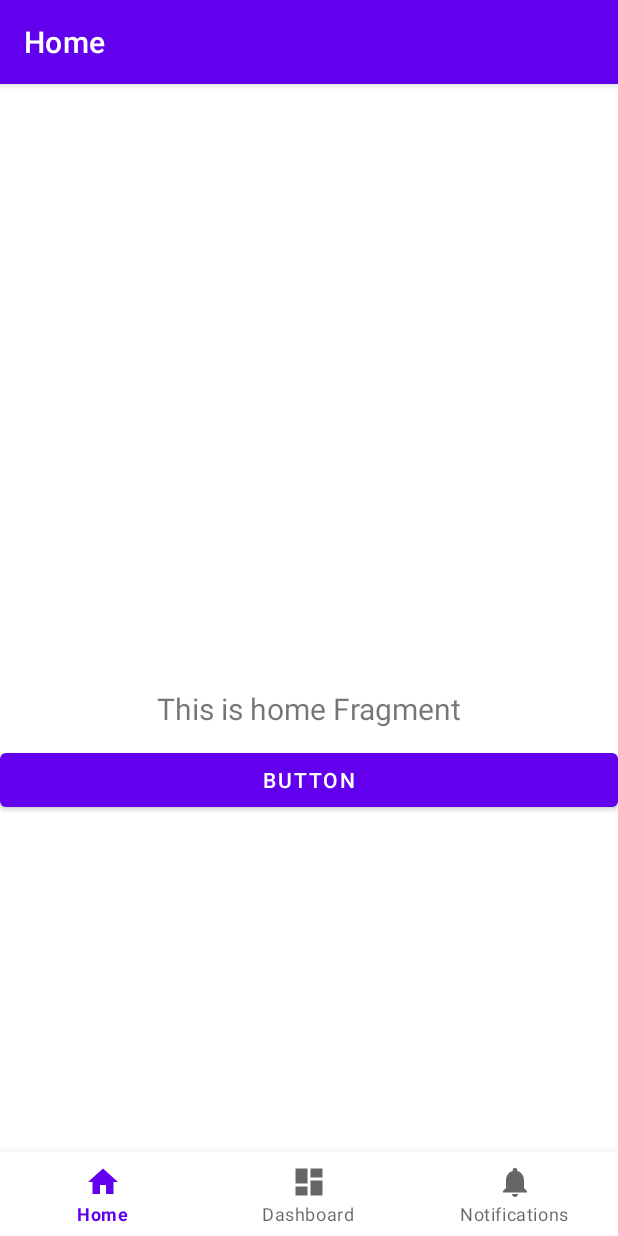
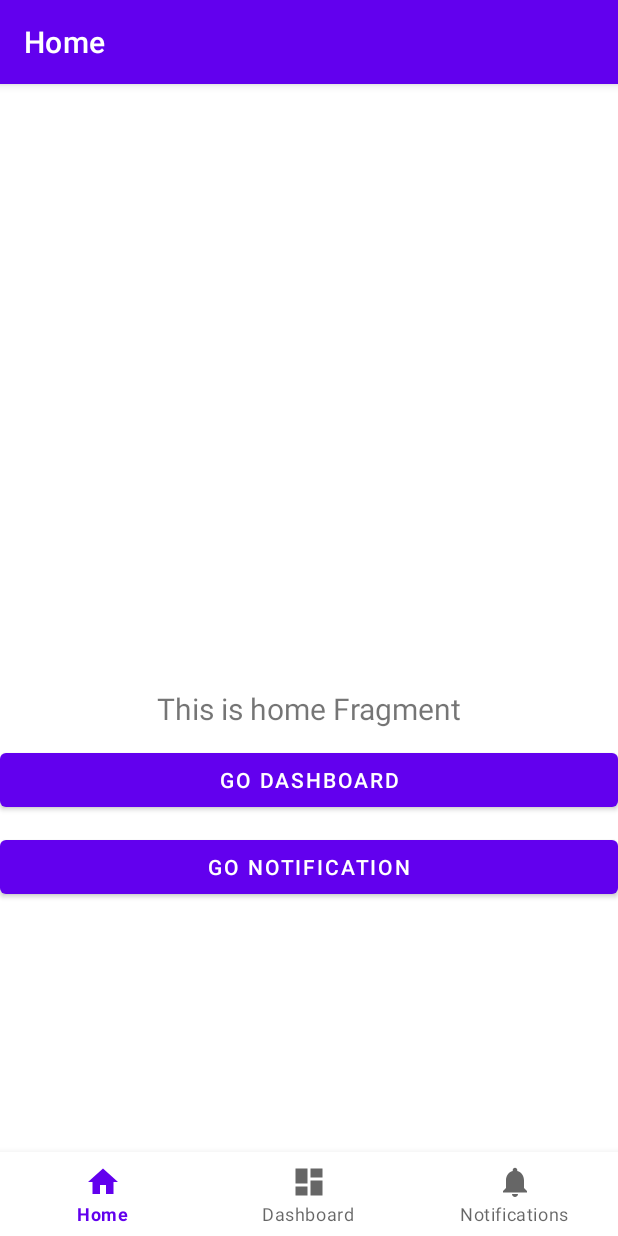
Before and after one commit to NaokiNishizawa/kotlin-android-sandbox, an Android app: the screen it shows after launch (MainActivity), on a phone screen of 412 x 824 dp. Run offline under Robolectric (Android 15) with nearby library versions, the phone set to English and light mode, and no system bars; our stand-ins replace navigation-ui.

```diff
--- /dev/null
+++ b/Navigeation/app/src/main/java/com/example/mythirdapp/AppViewModel.kt
@@ -0,0 +1,8 @@
+package com.example.mythirdapp
+
+import androidx.lifecycle.MutableLiveData
+import androidx.lifecycle.ViewModel
+
+class AppViewModel: ViewModel() {
+    val data  = MutableLiveData<String>()
+}
--- a/Navigeation/app/src/main/java/com/example/mythirdapp/ui/home/HomeFragment.kt
+++ b/Navigeation/app/src/main/java/com/example/mythirdapp/ui/home/HomeFragment.kt
@@ -6,6 +6,7 @@ import android.view.View
 import android.view.ViewGroup
 import android.widget.Button
 import android.widget.TextView
+import androidx.core.os.bundleOf
 import androidx.fragment.app.Fragment
 import androidx.fragment.app.activityViewModels
 import androidx.lifecycle.Observer
@@ -31,13 +32,23 @@ class HomeFragment : Fragment() {
         homeViewModel.text.observe(viewLifecycleOwner, Observer {
             textView.text = it
         })
-        val btn : Button = root.findViewById(R.id.button_home)
+        val btn : Button = root.findViewById(R.id.button_go_dashboard)
         btn.setOnClickListener { view ->
             this.appViewModel.data.value = "This is HomeFragment-Data!!!"
             view.findNavController().navigate(
                 R.id.action_navigation_home_to_navigation_dashboard
             )
         }
+
+        val btn2 : Button = root.findViewById(R.id.button_go_notification)
+        btn2.setOnClickListener { view ->
+            // Argment Linkを使用した値の受け渡し方法　設定処理
+            var bundle = bundleOf("msg" to "from Home with Love!")
+            view.findNavController().navigate(
+                R.id.action_navigation_home_to_navigation_notifications,
+                bundle
+            )
+        }
         return root
     }
 }
--- a/Navigeation/app/src/main/java/com/example/mythirdapp/ui/notifications/NotificationsFragment.kt
+++ b/Navigeation/app/src/main/java/com/example/mythirdapp/ui/notifications/NotificationsFragment.kt
@@ -26,6 +26,10 @@ class NotificationsFragment : Fragment() {
         notificationsViewModel.text.observe(viewLifecycleOwner, Observer {
             textView.text = it
         })
+
+        // Argment Linkを使用した値の受け渡し方法　取得方法
+        notificationsViewModel.text.value = arguments?.get("msg") as? String
+
         return root
     }
 }
--- a/Navigeation/app/src/main/java/com/example/mythirdapp/ui/notifications/NotificationsViewModel.kt
+++ b/Navigeation/app/src/main/java/com/example/mythirdapp/ui/notifications/NotificationsViewModel.kt
@@ -9,5 +9,5 @@ class NotificationsViewModel : ViewModel() {
     private val _text = MutableLiveData<String>().apply {
         value = "This is notifications Fragment"
     }
-    val text: LiveData<String> = _text
+    val text: MutableLiveData<String> = _text
 }
--- a/Navigeation/app/src/main/res/layout/fragment_home.xml
+++ b/Navigeation/app/src/main/res/layout/fragment_home.xml
@@ -21,12 +21,21 @@
         app:layout_constraintTop_toTopOf="parent" />
 
     <Button
-        android:id="@+id/button_home"
+        android:id="@+id/button_go_dashboard"
         android:layout_width="match_parent"
         android:layout_height="wrap_content"
-        android:text="Button"
+        android:text="Go Dashboard"
         android:layout_marginTop="10dp"
         app:layout_constraintTop_toBottomOf="@id/text_home"
         tools:layout_editor_absoluteX="0dp"/>
 
+    <Button
+        android:id="@+id/button_go_notification"
+        android:layout_width="match_parent"
+        android:layout_height="wrap_content"
+        android:text="Go Notification"
+        android:layout_marginTop="10dp"
+        app:layout_constraintTop_toBottomOf="@id/button_go_dashboard"
+        tools:layout_editor_absoluteX="0dp"/>
+
 </androidx.constraintlayout.widget.ConstraintLayout>
--- a/Navigeation/app/src/main/res/navigation/mobile_navigation.xml
+++ b/Navigeation/app/src/main/res/navigation/mobile_navigation.xml
@@ -14,8 +14,13 @@
             android:id="@+id/action_navigation_home_to_navigation_dashboard"
             app:destination="@id/navigation_dashboard" />
         <action
-            android:id="@+id/action_navigation_home_to_navigation_notifications2"
-            app:destination="@id/navigation_notifications" />
+            android:id="@+id/action_navigation_home_to_navigation_notifications"
+            app:destination="@id/navigation_notifications" >
+            <argument
+                android:name="msg"
+                app:argType="string"
+                android:defaultValue="sample message." />
+        </action>
     </fragment>
 
     <fragment
```
Also changed, not shown: Navigeation/app/src/main/java/com/example/mythirdapp/ui/dashboard/DashboardFragment.kt (line endings or trailing spaces).
